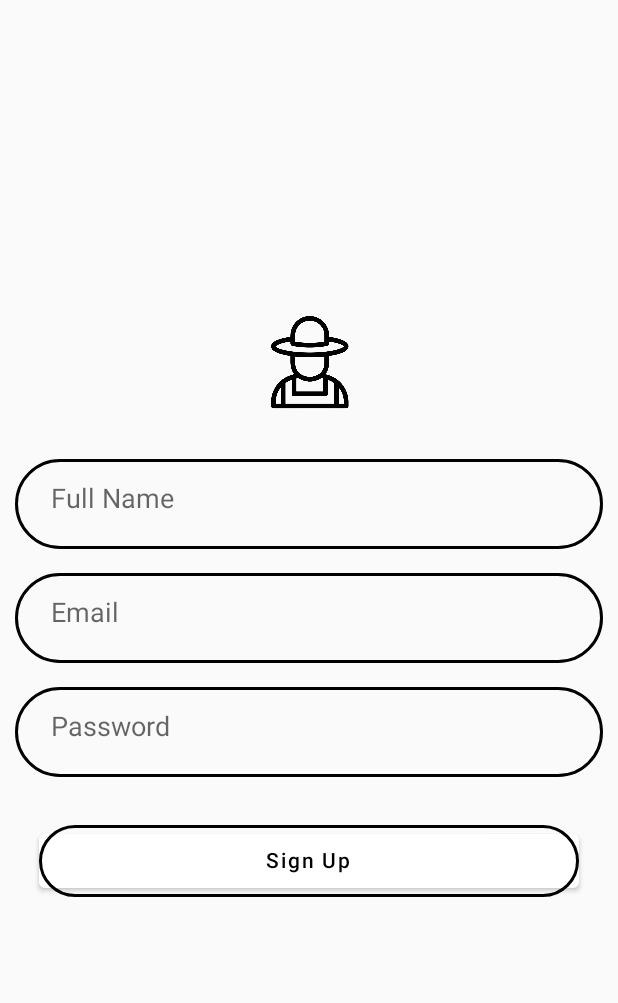
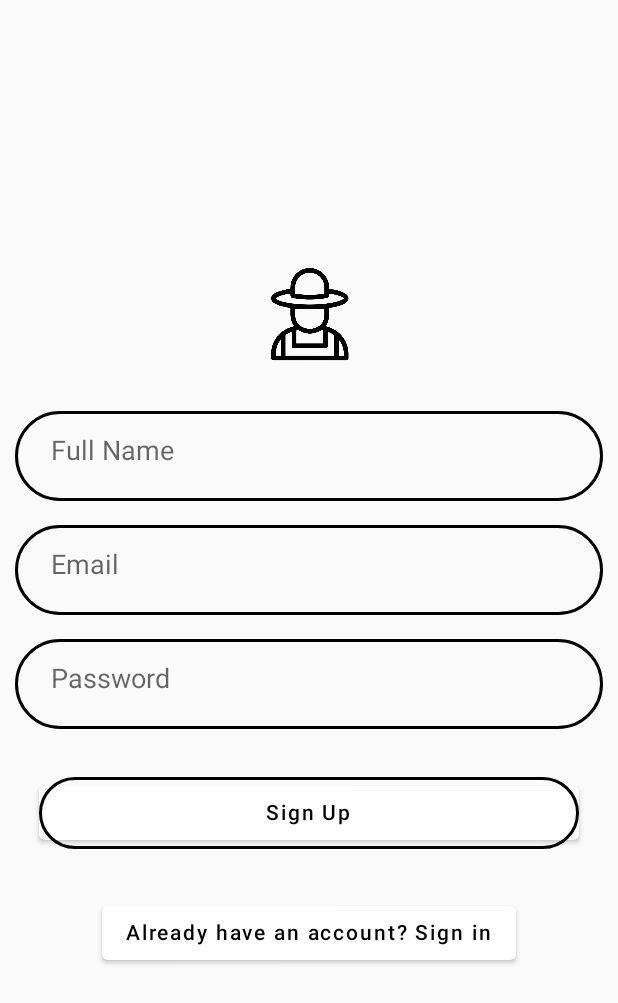
Before and after one commit to zaydadnan08/CS446, an Android app built with Jetpack Compose: the UserSignupScreen screen opened through its navigation route, on a phone screen of 412 x 824 dp. Shown: the top 1003 px of the screen. Run offline under Robolectric (Android 15) with nearby library versions, the phone set to English and light mode, and no system bars; our stand-ins replace Dagger/Hilt's generated code.

Commit message:
Sign In navigation added

```diff
--- a/app/src/main/java/com/example/farmerpro/Navigation.kt
+++ b/app/src/main/java/com/example/farmerpro/Navigation.kt
@@ -8,6 +8,7 @@ import androidx.navigation.compose.rememberNavController
 import com.example.farmerpro.ui.home.HomeScreen
 import com.example.farmerpro.ui.landing.StartScreen
 import com.example.farmerpro.ui.landing.UserSelectScreen
+import com.example.farmerpro.ui.landing.UserSigninScreen
 import com.example.farmerpro.ui.landing.UserSignupScreen
 
 @Composable
@@ -23,6 +24,9 @@ fun Navigation(){
         composable(route = Screens.UserSignup.name) {
             UserSignupScreen(navController = navController)
         }
+        composable(route = Screens.UserSignin.name) {
+            UserSigninScreen(navController = navController)
+        }
         composable(route = Screens.Home.name) {
             HomeScreen()
         }
@@ -33,5 +37,6 @@ enum class Screens {
     Home,
     Start,
     UserSignup,
-    UserSelect,
+    UserSignin,
+    UserSelect,;
 }
--- a/app/src/main/java/com/example/farmerpro/ui/landing/UserSignupScreen.kt
+++ b/app/src/main/java/com/example/farmerpro/ui/landing/UserSignupScreen.kt
@@ -101,6 +101,21 @@ fun UserSignupScreen(
             Text(text = "Sign Up", color = Color.Black)
         }
 
+        Spacer(modifier = Modifier.height(16.dp))
+
+        Button(
+            modifier = Modifier
+                .background(Color.Transparent),
+            colors = ButtonDefaults.buttonColors(backgroundColor = Color.White),
+            onClick = {
+                scope.launch {
+                    navController.navigate(Screens.UserSignin.name);
+                }
+            },
+        ) {
+            Text(text = "Already have an account? Sign in", color = Color.Black)
+        }
+
         LaunchedEffect(key1 = state.value?.isSuccess){
             scope.launch {
                 if (state.value?.isSuccess?.isNotEmpty() == true){
```
Also changed, not shown: app/src/main/java/com/example/farmerpro/ui/landing/UserSigninScreen.kt (+16 -1 lines).
